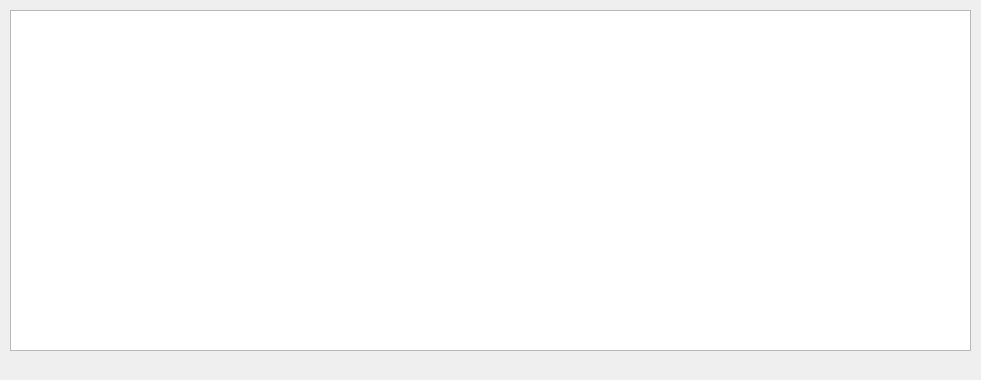
The window that BusBar-Qt/branch/boxtablewidget.ui (luozhiyong131/BusBar) describes before a commit, drawn with Qt 5.
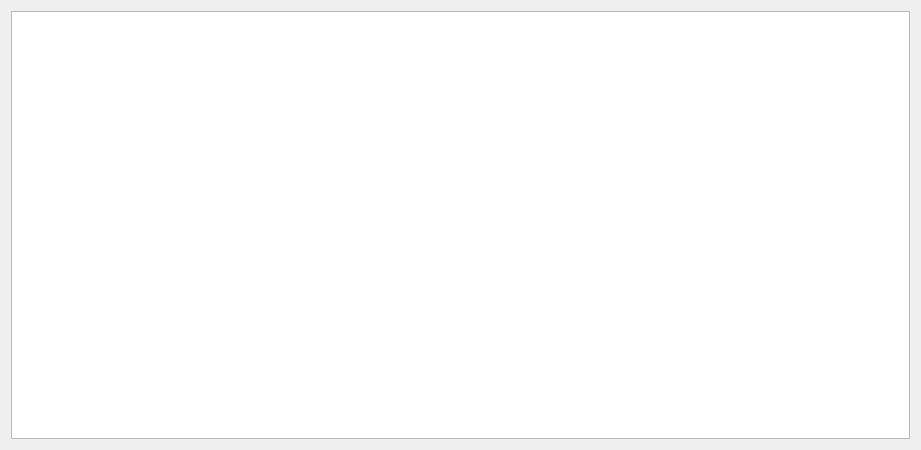
The same window after the commit.

```diff
--- a/BusBar-Qt/branch/boxtablewidget.ui
+++ b/BusBar-Qt/branch/boxtablewidget.ui
@@ -6,23 +6,18 @@
    <rect>
     <x>0</x>
     <y>0</y>
-    <width>981</width>
-    <height>380</height>
+    <width>921</width>
+    <height>450</height>
    </rect>
   </property>
   <property name="windowTitle">
    <string>Form</string>
   </property>
-  <widget class="QTableWidget" name="tableWidget">
-   <property name="geometry">
-    <rect>
-     <x>10</x>
-     <y>10</y>
-     <width>961</width>
-     <height>341</height>
-    </rect>
-   </property>
-  </widget>
+  <layout class="QGridLayout" name="gridLayout">
+   <item row="0" column="0">
+    <widget class="QTableWidget" name="tableWidget"/>
+   </item>
+  </layout>
  </widget>
  <resources/>
  <connections/>
```
